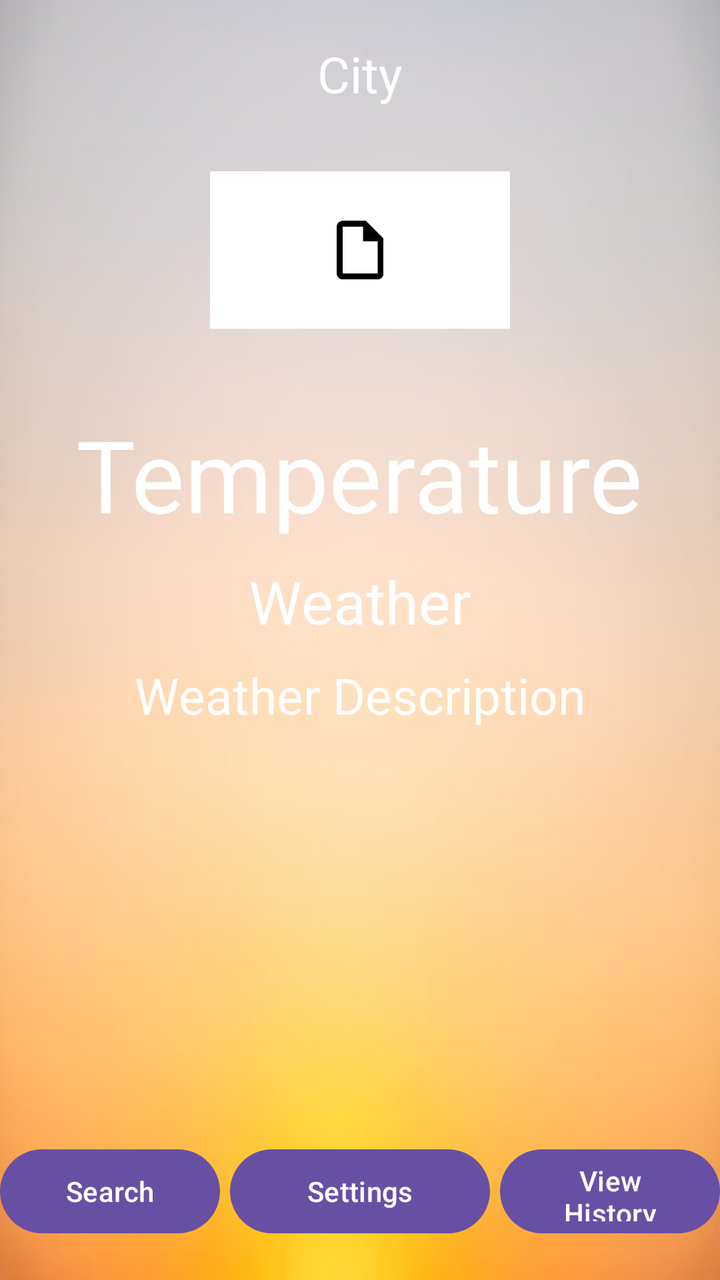
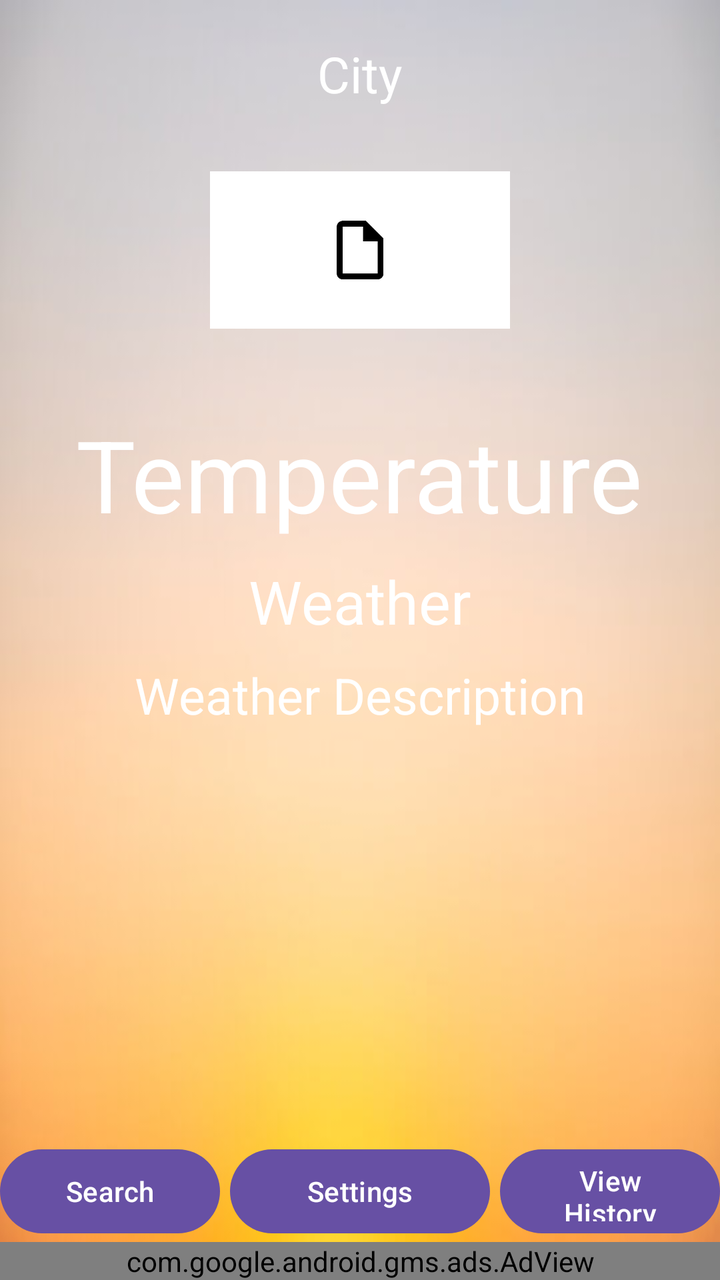

Before-and-after screenshots of an Android layout around one commit, followed by the original layout XML and the change that was made.
<!-- AndroidManifest.xml: application theme Theme.WeatherApp -->
<!-- res/layout/activity_main.xml -->
<?xml version="1.0" encoding="utf-8"?>
<RelativeLayout
    xmlns:android="http://schemas.android.com/apk/res/android"
    xmlns:app="http://schemas.android.com/apk/res-auto"
    xmlns:tools="http://schemas.android.com/tools"
    android:id="@+id/main"
    android:layout_width="match_parent"
    android:layout_height="match_parent"
    android:background="@drawable/morning"
    tools:context=".MainActivity">

    <TextView
        android:id="@+id/city"
        android:layout_width="wrap_content"
        android:layout_height="wrap_content"
        android:layout_centerHorizontal="true"
        android:text="City"
        android:textSize="25dp"
        android:textColor="@color/white"
        android:layout_marginTop="20dp"/>

    <ImageView
        android:layout_width="150dp"
        android:layout_height="150dp"
        android:id="@+id/weatherIcon"
        android:layout_marginTop="50dp"
        android:layout_centerHorizontal="true"
        android:src="@drawable/blank"/>

    <TextView
        android:id="@+id/temperature"
        android:layout_width="wrap_content"
        android:layout_height="wrap_content"
        android:layout_centerHorizontal="true"
        android:layout_below="@+id/city"
        android:text="Temperature"
        android:textSize="50dp"
        android:textColor="@color/white"
        android:layout_marginTop="150dp"/>

    <TextView
        android:id="@+id/weather"
        android:layout_width="wrap_content"
        android:layout_height="wrap_content"
        android:layout_centerHorizontal="true"
        android:layout_below="@+id/temperature"
        android:text="Weather"
        android:textSize="30dp"
        android:textColor="@color/white"
        android:layout_marginTop="10dp"/>

    <TextView
        android:id="@+id/weatherDesc"
        android:layout_width="wrap_content"
        android:layout_height="wrap_content"
        android:layout_centerHorizontal="true"
        android:layout_below="@+id/weather"
        android:text="Weather Description"
        android:textSize="25dp"
        android:textColor="@color/white"
        android:layout_marginTop="10dp"/>

    <Button
        android:id="@+id/searchButton"
        android:layout_width="130dp"
        android:layout_height="50dp"
        android:layout_below="@+id/weather"
        android:layout_toLeftOf="@id/settingsButton"
        android:layout_marginTop="250dp"
        android:layout_marginRight="5dp"
        android:text="Search" />

    <Button
        android:id="@+id/settingsButton"
        android:text="Settings"
        android:layout_below="@+id/weather"
        android:layout_width="130dp"
        android:layout_height="50dp"
        android:layout_marginTop="250dp"
        android:layout_centerHorizontal="true"/>

    <Button
        android:id="@+id/historyButton"
        android:text="View History"
        android:layout_below="@+id/weather"
        android:layout_toRightOf="@+id/settingsButton"
        android:layout_width="130dp"
        android:layout_height="50dp"
        android:layout_marginTop="250dp"
        android:layout_marginLeft="5dp"/>

</RelativeLayout>
<!-- resources referenced by this layout -->
<resources>
  <color name="white">#FFFFFFFF</color>
  <!-- drawable blank: png bitmap (drawable, 1935 bytes) -->
  <!-- drawable morning: jpg bitmap (drawable, 11342 bytes) -->
  <style name="Theme.WeatherApp" parent="Base.Theme.WeatherApp" />
  <style name="Base.Theme.WeatherApp" parent="Theme.Material3.DayNight.NoActionBar">
          
          
      </style>
</resources>

<!-- the commit's change to res/layout/activity_main.xml (unified diff, before → after) -->
@@ -89,4 +89,14 @@
         android:layout_marginTop="250dp"
         android:layout_marginLeft="5dp"/>
 
+    <com.google.android.gms.ads.AdView
+        android:id="@+id/ad_view"
+        android:layout_width="match_parent"
+        android:layout_height="wrap_content"
+        app:adSize="BANNER"
+        app:adUnitId="ca-app-pub-3940256099942544/6300978111"
+        android:background="#FCCC"
+        android:layout_alignParentBottom="true"
+        />
+
 </RelativeLayout>
